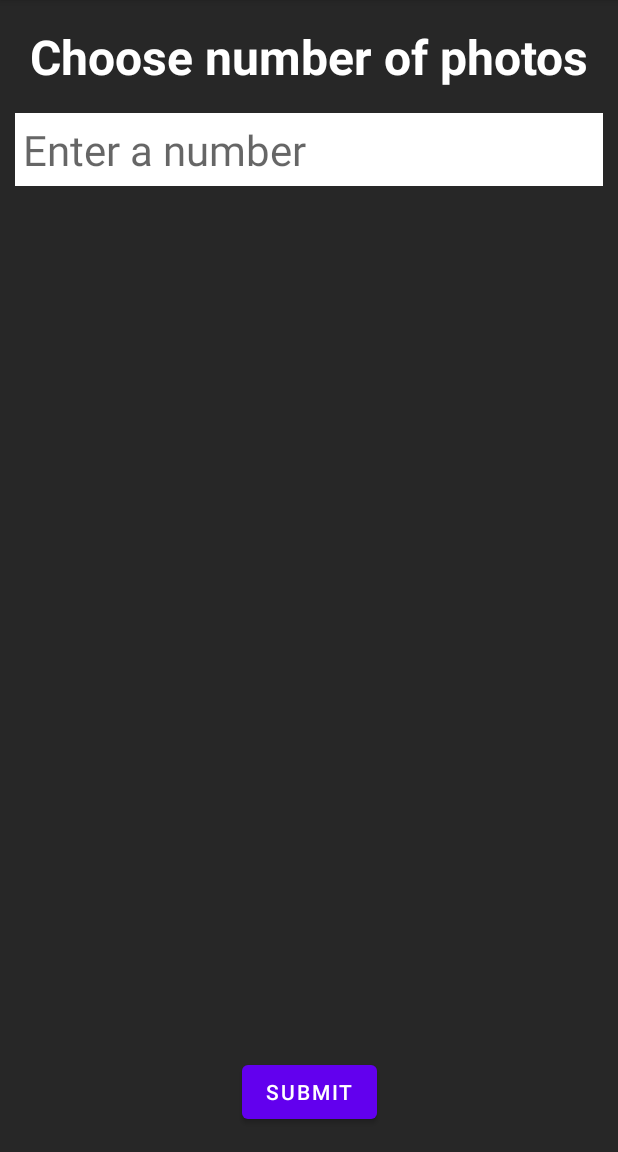
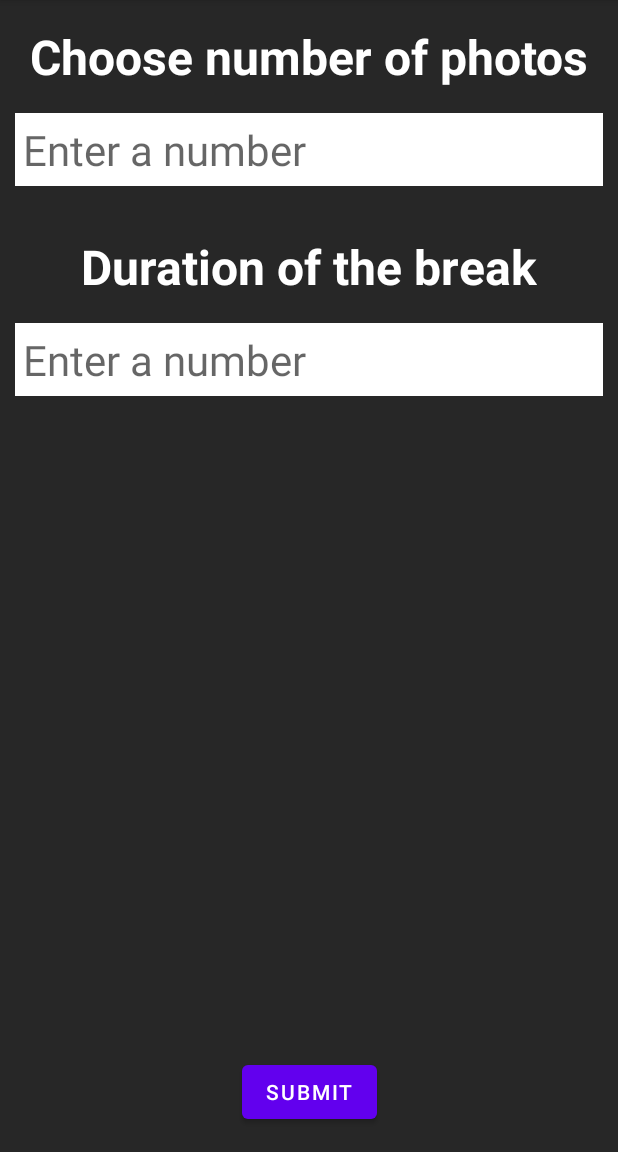
Before and after one commit to bartoszjarzynski/Fotobudka, an Android app: the OptionsFragment screen opened through its navigation route, on a phone screen of 412 x 824 dp, the part 84-1236 px from its top. Run offline under Robolectric (Android 15) with nearby library versions, the phone set to English and light mode, and no system bars; libraries missing offline, so code that uses them is left out: androidx.camera.core, androidx.camera.lifecycle; 2 statements that could not run were skipped.

Commit message:
added breaks between photos

```diff
--- a/app/src/main/java/com/example/fotobudka/CameraFragment.kt
+++ b/app/src/main/java/com/example/fotobudka/CameraFragment.kt
@@ -5,6 +5,8 @@ import android.content.Context
 import android.content.pm.PackageManager
 import android.net.Uri
 import android.os.Bundle
+import android.os.Handler
+import android.os.Looper
 import android.util.Log
 import androidx.fragment.app.Fragment
 import android.view.LayoutInflater
@@ -32,6 +34,7 @@ class CameraFragment : Fragment() {
 
     private lateinit var navController: NavController
     private var amount = ""
+    private var duration = ""
     private var clicked = false
     private var _binding: FragmentCameraBinding? = null
     private val binding get() = _binding!!
@@ -46,6 +49,7 @@ class CameraFragment : Fragment() {
         super.onCreate(savedInstanceState)
 
         amount = arguments?.getString("amount").toString()
+        duration = arguments?.getString("duration").toString()
         clicked = arguments?.getString("clicked").toString().toBoolean()
     }
 
@@ -86,11 +90,18 @@ class CameraFragment : Fragment() {
 
         binding.takePhotoBtn.setOnClickListener {
             var a = 1
+            val d = 1000
+            var dd = d.toLong()
+
             if (clicked) {
                 a = amount.toInt()
+                dd = duration.toLong() * 1000
             }
-            for (i in 1..a) {
-                takePhoto()
+            takePhoto()
+            for (i in 2..a) {
+                Handler(Looper.getMainLooper()).postDelayed({
+                    takePhoto()
+                }, dd)
             }
         }
     }
--- a/app/src/main/java/com/example/fotobudka/OptionsFragment.kt
+++ b/app/src/main/java/com/example/fotobudka/OptionsFragment.kt
@@ -36,8 +36,9 @@ class OptionsFragment : Fragment() {
 
         binding.submit.setOnClickListener {
             val numberOfPhotos = binding.numberOfPhotosET.text.toString()
+            val duration = binding.breakDurationET.text.toString()
             val clicked = true.toString()
-            val bundle = bundleOf("amount" to numberOfPhotos, "clicked" to clicked)
+            val bundle = bundleOf("amount" to numberOfPhotos, "duration" to duration, "clicked" to clicked)
 
             navController.navigate(R.id.action_optionsFragment_to_cameraFragment, bundle)
         }
--- a/app/src/main/res/layout/fragment_options.xml
+++ b/app/src/main/res/layout/fragment_options.xml
@@ -39,6 +39,37 @@
         app:layout_constraintStart_toStartOf="parent"
         app:layout_constraintEnd_toEndOf="parent" />
 
+    <TextView
+        android:id="@+id/breakDurationTV"
+        android:layout_width="wrap_content"
+        android:layout_height="wrap_content"
+        android:layout_marginTop="32dp"
+        android:textSize="32sp"
+        android:textStyle="bold"
+        android:textColor="@color/white"
+        android:text="@string/duration"
+        app:layout_constraintTop_toBottomOf="@id/numberOfPhotosET"
+        app:layout_constraintStart_toStartOf="parent"
+        app:layout_constraintEnd_toEndOf="parent" />
+
+    <EditText
+        android:id="@+id/breakDurationET"
+        android:layout_width="match_parent"
+        android:layout_height="wrap_content"
+        android:background="@color/white"
+        android:textSize="28sp"
+        android:layout_marginTop="16dp"
+        android:layout_marginStart="10dp"
+        android:layout_marginEnd="10dp"
+        android:padding="5dp"
+        android:inputType="numberDecimal"
+        android:maxLength="1"
+        android:textColor="#272727"
+        android:hint="@string/enter_hint"
+        app:layout_constraintTop_toBottomOf="@id/breakDurationTV"
+        app:layout_constraintStart_toStartOf="parent"
+        app:layout_constraintEnd_toEndOf="parent" />
+
     <Button
         android:id="@+id/submit"
         android:layout_width="wrap_content"
--- a/app/src/main/res/navigation/nav_graph.xml
+++ b/app/src/main/res/navigation/nav_graph.xml
@@ -14,6 +14,9 @@
         tools:layout="@layout/fragment_camera" >
         <argument
             android:name="amount"
+            android:defaultValue="None" />
+        <argument
+            android:name="duration"
             android:defaultValue="None" />
         <argument
             android:name="clicked"
--- a/app/src/main/res/values/strings.xml
+++ b/app/src/main/res/values/strings.xml
@@ -3,6 +3,7 @@
 
     <string name="options">OPTIONS</string>
     <string name="number_of_photos">Choose number of photos</string>
+    <string name="duration">Duration of the break</string>
     <string name="enter_hint">Enter a number</string>
     <string name="submit">SUBMIT</string>
     <string name="take_photo">TAKE PHOTO</string>
```
